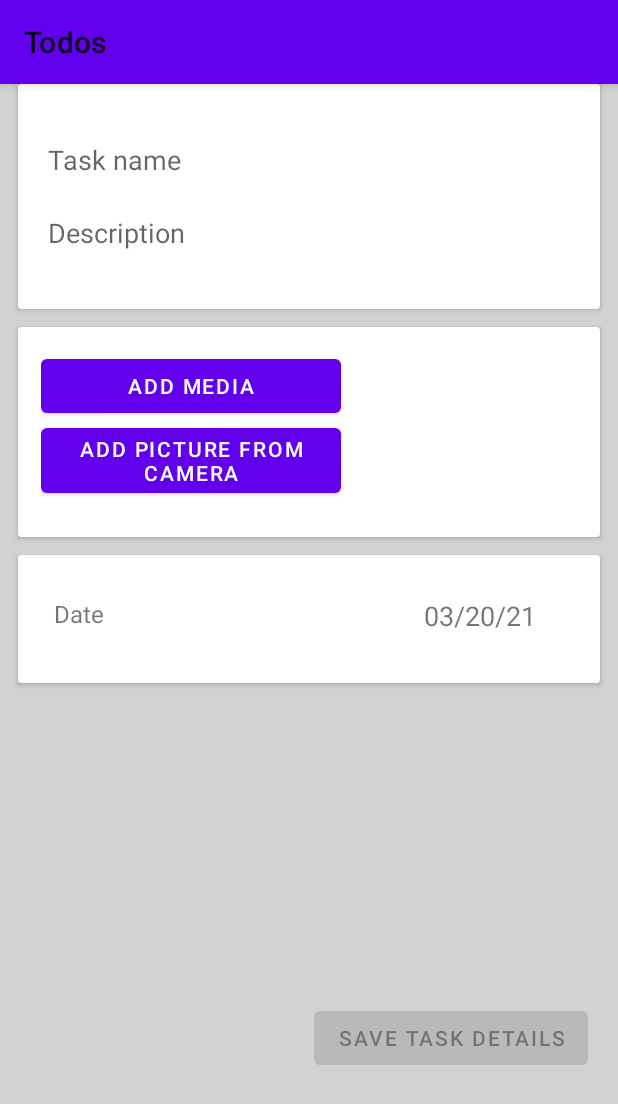
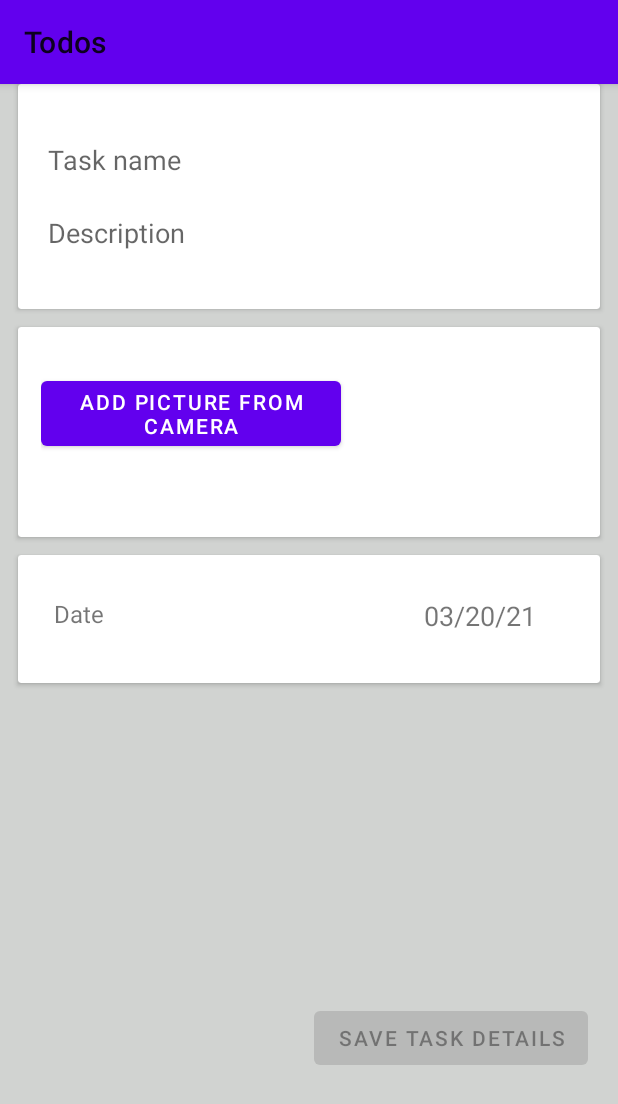
Before and after one commit to Elvis339/todo_app, an Android app: the screen it shows after launch (AddTaskActivity), after a tap on "TODO", on a phone screen of 412 x 824 dp. Shown: the top 1104 px of the screen. Run offline under Robolectric (Android 15) with nearby library versions, the phone set to English and light mode, and no system bars; our stand-ins replace Room's generated code.

Commit message:
Final commit

```diff
--- a/app/src/main/java/com/zone/todo/AddTaskActivity.java
+++ b/app/src/main/java/com/zone/todo/AddTaskActivity.java
@@ -4,7 +4,6 @@ import androidx.annotation.NonNull;
 import androidx.annotation.Nullable;
 import androidx.annotation.RequiresApi;
 import androidx.appcompat.app.AppCompatActivity;
-import androidx.cardview.widget.CardView;
 import androidx.core.app.ActivityCompat;
 import androidx.core.content.ContextCompat;
 import androidx.lifecycle.ViewModelProvider;
@@ -25,10 +24,8 @@ import android.text.Editable;
 import android.text.TextWatcher;
 import android.view.View;
 import android.widget.Button;
-import android.widget.DatePicker;
 import android.widget.EditText;
 import android.widget.ImageView;
-import android.widget.Switch;
 import android.widget.TextView;
 import android.widget.Toast;
 
@@ -47,7 +44,7 @@ public class AddTaskActivity extends AppCompatActivity {
     public static final String TAG = AddTaskActivity.class.getSimpleName();
     private EditText taskName, taskDescription;
     @SuppressLint("UseSwitchCompatOrMaterialCode")
-    private Button mediaSwitch, cameraSwitch;
+    private Button cameraSwitch;
     private ImageView imageView;
     private Button saveButton;
     private String imageUri;
@@ -75,16 +72,11 @@ public class AddTaskActivity extends AppCompatActivity {
         taskDescription = findViewById(R.id.taskDescription);
         imageView = findViewById(R.id.imageView);
         saveButton = findViewById(R.id.saveButton);
-        mediaSwitch = findViewById(R.id.mediaSwitch);
         cameraSwitch = findViewById(R.id.cameraSwitch);
         datePicker = findViewById(R.id.datePicker);
 
         datePicker.setText(sdf.format(new Date()));
 
-        mediaSwitch.setOnClickListener(listener -> {
-            loadImagesFromGallery();
-            imageView.setVisibility(View.VISIBLE);
-        });
         cameraSwitch.setOnClickListener(listener -> {
             askForCameraPermission();
             imageView.setVisibility(View.VISIBLE);
@@ -146,19 +138,6 @@ public class AddTaskActivity extends AppCompatActivity {
         startActivityForResult(camera, 102);
     }
 
-    @RequiresApi(api = Build.VERSION_CODES.JELLY_BEAN_MR2)
-    private void loadImagesFromGallery() {
-        if (ActivityCompat.checkSelfPermission(AddTaskActivity.this, Manifest.permission.READ_EXTERNAL_STORAGE) != PackageManager.PERMISSION_GRANTED) {
-            ActivityCompat.requestPermissions(AddTaskActivity.this, new String[]{Manifest.permission.READ_EXTERNAL_STORAGE}, 102);
-        }
-
-        Intent intent = new Intent(Intent.ACTION_PICK,
-                android.provider.MediaStore.Images.Media.INTERNAL_CONTENT_URI);
-        intent.setType("image/*");
-        startActivityForResult(Intent.createChooser(intent, "Select Picture"), 1);
-        imageView.setVisibility(View.INVISIBLE);
-    }
-
     @Override
     protected void onActivityResult(int requestCode, int resultCode, @Nullable Intent data) {
         super.onActivityResult(requestCode, resultCode, data);
@@ -202,16 +181,13 @@ public class AddTaskActivity extends AppCompatActivity {
 
     private void attachCalendar() {
         final Calendar myCalendar = Calendar.getInstance();
-        DatePickerDialog.OnDateSetListener date = new DatePickerDialog.OnDateSetListener() {
-            @Override
-            public void onDateSet(DatePicker view, int year, int month, int dayOfMonth) {
-                myCalendar.set(Calendar.YEAR, year);
-                myCalendar.set(Calendar.MONTH, month);
-                myCalendar.set(Calendar.DAY_OF_MONTH, dayOfMonth);
+        DatePickerDialog.OnDateSetListener date = (view, year, month, dayOfMonth) -> {
+            myCalendar.set(Calendar.YEAR, year);
+            myCalendar.set(Calendar.MONTH, month);
+            myCalendar.set(Calendar.DAY_OF_MONTH, dayOfMonth);
 
-                datePicker.setText(sdf.format(myCalendar.getTime()));
-                task.setDate(myCalendar.getTime());
-            }
+            datePicker.setText(sdf.format(myCalendar.getTime()));
+            task.setDate(myCalendar.getTime());
         };
         datePicker.setOnClickListener(listener -> {
             DatePickerDialog dp = new DatePickerDialog(this, date, myCalendar
--- a/app/src/main/java/com/zone/todo/MainActivity.java
+++ b/app/src/main/java/com/zone/todo/MainActivity.java
@@ -11,7 +11,6 @@ import androidx.recyclerview.widget.RecyclerView;
 import android.content.Intent;
 import android.os.Bundle;
 import android.util.Log;
-import android.widget.SearchView;
 
 import com.google.android.material.floatingactionbutton.FloatingActionButton;
 import com.zone.todo.adapter.TaskAdapter;
@@ -24,8 +23,6 @@ import com.zone.todo.viewmodel.TaskViewModel;
 public class MainActivity extends AppCompatActivity implements TaskAdapter.ItemClickListener {
     private static final String TAG = MainActivity.class.getSimpleName();
     private TaskAdapter mAdapter;
-    private RecyclerView mRecyclerView;
-    private SearchView searchbox;
     AppDatabase mDb;
     TaskViewModel taskViewModel;
 
@@ -48,7 +45,7 @@ public class MainActivity extends AppCompatActivity implements TaskAdapter.ItemC
             startActivity(intent);
         });
 
-        mRecyclerView = findViewById(R.id.tasksRecyclerView);
+        RecyclerView mRecyclerView = findViewById(R.id.tasksRecyclerView);
         mRecyclerView.setLayoutManager(new LinearLayoutManager(this));
 
         mAdapter = new TaskAdapter(this, this);
@@ -60,8 +57,6 @@ public class MainActivity extends AppCompatActivity implements TaskAdapter.ItemC
 
         ItemTouchHelper itemTouchHelper = new ItemTouchHelper(new RecyclerViewSwipe(mAdapter, taskViewModel));
         itemTouchHelper.attachToRecyclerView(mRecyclerView);
-
-        searchbox = findViewById(R.id.searchbox);
     }
 
     private void setupViewModel() {
--- a/app/src/main/res/layout/activity_add_task.xml
+++ b/app/src/main/res/layout/activity_add_task.xml
@@ -64,18 +64,11 @@
             android:padding="15dp">
 
             <Button
-                android:id="@+id/mediaSwitch"
-                android:layout_width="200dp"
-                android:layout_height="wrap_content"
-                android:text="@string/add_media"
-                tools:ignore="UseSwitchCompatOrMaterialXml" />
-
-            <Button
                 android:id="@+id/cameraSwitch"
                 android:layout_width="200dp"
                 android:layout_height="wrap_content"
                 android:layout_alignParentBottom="true"
-                android:layout_marginBottom="8dp"
+                android:layout_marginBottom="39dp"
                 android:text="@string/add_picture_from_camera"
                 tools:ignore="UseSwitchCompatOrMaterialXml" />
 
```
